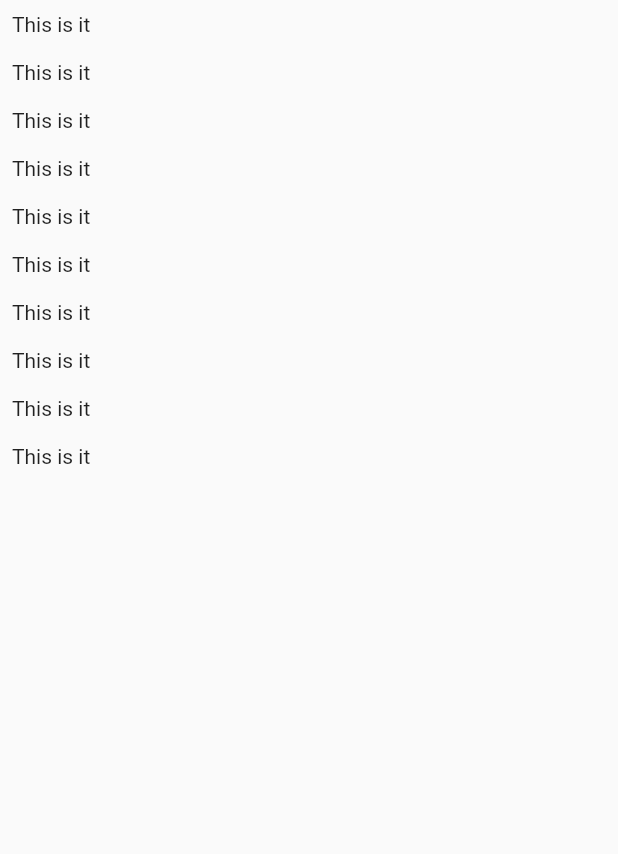
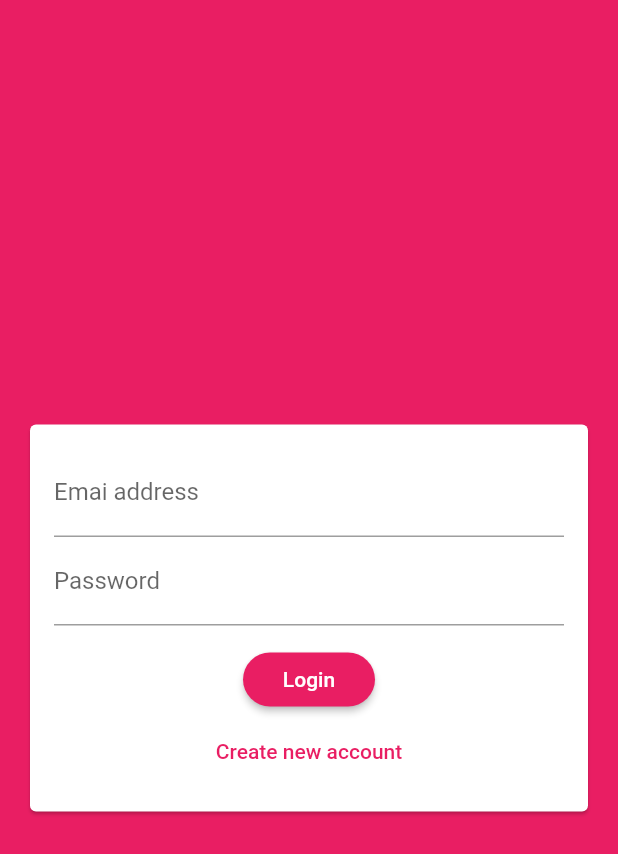
Before and after one commit to xtopala/flutter-bootcamp, a Flutter app: the screen it shows after launch, on a phone screen of 412 x 824 dp. Shown: the top 854 px of the screen. Run offline on Flutter 3.47's test engine with Material 2 defaults, Android fonts, the phone set to English and light mode, and no system bars; our stand-ins replace animated_text_kit, audioplayers, cloud_firestore, firebase_auth, flutter_spinkit, font_awesome_flutter and 7 more; missing offline and left inert: here_sdk; accounts and stored records are empty.

```diff
--- a/chat/lib/main.dart
+++ b/chat/lib/main.dart
@@ -1,4 +1,6 @@
+import 'package:chat/screens/auth_screen.dart';
 import 'package:chat/screens/chat_screen.dart';
+import 'package:firebase_auth/firebase_auth.dart';
 import 'package:flutter/material.dart';
 
 void main() {
@@ -12,10 +14,28 @@ class MyApp extends StatelessWidget {
     return MaterialApp(
       title: 'Flutter Chat',
       theme: ThemeData(
-        primarySwatch: Colors.blue,
+        primarySwatch: Colors.pink,
+        backgroundColor: Colors.pink,
+        accentColor: Colors.deepPurple,
+        accentColorBrightness: Brightness.dark,
         visualDensity: VisualDensity.adaptivePlatformDensity,
+        buttonTheme: ButtonTheme.of(context).copyWith(
+          buttonColor: Colors.pink,
+          textTheme: ButtonTextTheme.primary,
+          shape: RoundedRectangleBorder(
+            borderRadius: BorderRadius.circular(20),
+          ),
+        ),
       ),
-      home: ChatScreen(),
+      home: StreamBuilder(
+        stream: FirebaseAuth.instance.onAuthStateChanged,
+        builder: (ctx, snapshot) {
+          if (snapshot.hasData) {
+            return ChatScreen();
+          }
+          return AuthScreen();
+        },
+      ),
     );
   }
 }
--- a/chat/lib/screens/auth_screen.dart
+++ b/chat/lib/screens/auth_screen.dart
@@ -0,0 +1,80 @@
+import 'package:chat/widgets/auth/auth_form.dart';
+import 'package:cloud_firestore/cloud_firestore.dart';
+import 'package:firebase_auth/firebase_auth.dart';
+import 'package:flutter/material.dart';
+import 'package:flutter/services.dart';
+
+class AuthScreen extends StatefulWidget {
+  @override
+  _AuthScreenState createState() => _AuthScreenState();
+}
+
+class _AuthScreenState extends State<AuthScreen> {
+  final _auth = FirebaseAuth.instance;
+  var _isLoading = false;
+
+  void _submitAuthForm(
+    String email,
+    String password,
+    String username,
+    bool isLogin,
+    BuildContext ctx,
+  ) async {
+    AuthResult authRes;
+    try {
+      setState(() {
+        _isLoading = true;
+      });
+
+      if (isLogin) {
+        authRes = await _auth.signInWithEmailAndPassword(
+          email: email,
+          password: password,
+        );
+      } else {
+        authRes = await _auth.createUserWithEmailAndPassword(
+          email: email,
+          password: password,
+        );
+
+        await Firestore.instance
+            .collection('users')
+            .document(authRes.user.uid)
+            .setData({
+          'username': username,
+          'email': email,
+        });
+      }
+    } on PlatformException catch (err) {
+      var msg = 'An error occured, please check your credentials.';
+
+      if (err.message != null) {
+        msg = err.message;
+      }
+
+      Scaffold.of(ctx).showSnackBar(
+        SnackBar(
+          content: Text(msg),
+          backgroundColor: Theme.of(context).errorColor,
+        ),
+      );
+
+      setState(() {
+        _isLoading = false;
+      });
+    } catch (err) {
+      setState(() {
+        _isLoading = false;
+      });
+      print(err);
+    }
+  }
+
+  @override
+  Widget build(BuildContext context) {
+    return Scaffold(
+      backgroundColor: Theme.of(context).primaryColor,
+      body: AuthForm(_submitAuthForm, _isLoading),
+    );
+  }
+}
--- /dev/null
+++ b/chat/lib/widgets/auth/auth_form.dart
@@ -0,0 +1,119 @@
+import 'package:flutter/material.dart';
+
+class AuthForm extends StatefulWidget {
+  final bool isLoading;
+  final void Function(
+    String email,
+    String password,
+    String userName,
+    bool isLogin,
+    BuildContext ctx,
+  ) submitFn;
+
+  AuthForm(this.submitFn, this.isLoading);
+
+  @override
+  _AuthFormState createState() => _AuthFormState();
+}
+
+class _AuthFormState extends State<AuthForm> {
+  final _formKey = GlobalKey<FormState>();
+  var _isLogin = true;
+  var _userEmail = '';
+  var _userName = '';
+  var _userPassword = '';
+
+  void _trySubmit() {
+    final isValid = _formKey.currentState.validate();
+    FocusScope.of(context).unfocus();
+
+    if (isValid) {
+      _formKey.currentState.save();
+      widget.submitFn(
+        _userEmail.trim(),
+        _userPassword.trim(),
+        _userName.trim(),
+        _isLogin,
+        context,
+      );
+
+      // Use those values to send our auth to request ...
+    }
+  }
+
+  @override
+  Widget build(BuildContext context) {
+    return Center(
+      child: Card(
+        margin: EdgeInsets.all(20),
+        child: SingleChildScrollView(
+          child: Padding(
+            padding: EdgeInsets.all(16),
+            child: Form(
+                key: _formKey,
+                child: Column(
+                  mainAxisSize: MainAxisSize.min,
+                  children: [
+                    TextFormField(
+                      key: ValueKey('email'),
+                      validator: (value) {
+                        if (value.isEmpty || !value.contains('@')) {
+                          return 'Please enter a valid email address.';
+                        }
+                        return null;
+                      },
+                      keyboardType: TextInputType.emailAddress,
+                      decoration: InputDecoration(labelText: 'Emai address'),
+                      onSaved: (val) => _userEmail = val,
+                    ),
+                    if (!_isLogin)
+                      TextFormField(
+                        key: ValueKey('username'),
+                        validator: (value) {
+                          if (value.isEmpty || value.length < 4) {
+                            return 'Please enter at least 4 characters.';
+                          }
+                          return null;
+                        },
+                        decoration: InputDecoration(labelText: 'Username'),
+                        onSaved: (val) => _userName = val,
+                      ),
+                    TextFormField(
+                      key: ValueKey('password'),
+                      validator: (value) {
+                        if (value.isEmpty || value.length < 7) {
+                          return 'Password must be at least 7 characters long.';
+                        }
+                        return null;
+                      },
+                      decoration: InputDecoration(labelText: 'Password'),
+                      obscureText: true,
+                      onSaved: (val) => _userPassword = val,
+                    ),
+                    SizedBox(height: 12),
+                    if (widget.isLoading) CircularProgressIndicator(),
+                    if (!widget.isLoading)
+                      RaisedButton(
+                        child: Text(_isLogin ? 'Login' : 'Signup'),
+                        onPressed: _trySubmit,
+                      ),
+                    if (!widget.isLoading)
+                      FlatButton(
+                        textColor: Theme.of(context).primaryColor,
+                        child: Text(_isLogin
+                            ? 'Create new account'
+                            : 'I already have an account'),
+                        onPressed: () {
+                          setState(() {
+                            _isLogin = !_isLogin;
+                          });
+                        },
+                      ),
+                  ],
+                )),
+          ),
+        ),
+      ),
+    );
+  }
+}
--- a/chat/pubspec.yaml
+++ b/chat/pubspec.yaml
@@ -28,6 +28,8 @@ dependencies:
   # The following adds the Cupertino Icons font to your application.
   # Use with the CupertinoIcons class for iOS style icons.
   cupertino_icons: ^0.1.3
+  cloud_firestore: ^0.13.5
+  firebase_auth: 0.16.1
 
 dev_dependencies:
   flutter_test:
```
Also changed, not shown: chat/lib/screens/chat_screen.dart (+40 -5 lines), chat/lib/widgets/chat/message_bubble.dart (added, +63 -0 lines), chat/lib/widgets/chat/messages.dart (added, +43 -0 lines), chat/lib/widgets/chat/new_message.dart (added, +55 -0 lines), chat/pubspec.lock, 1 other file.
